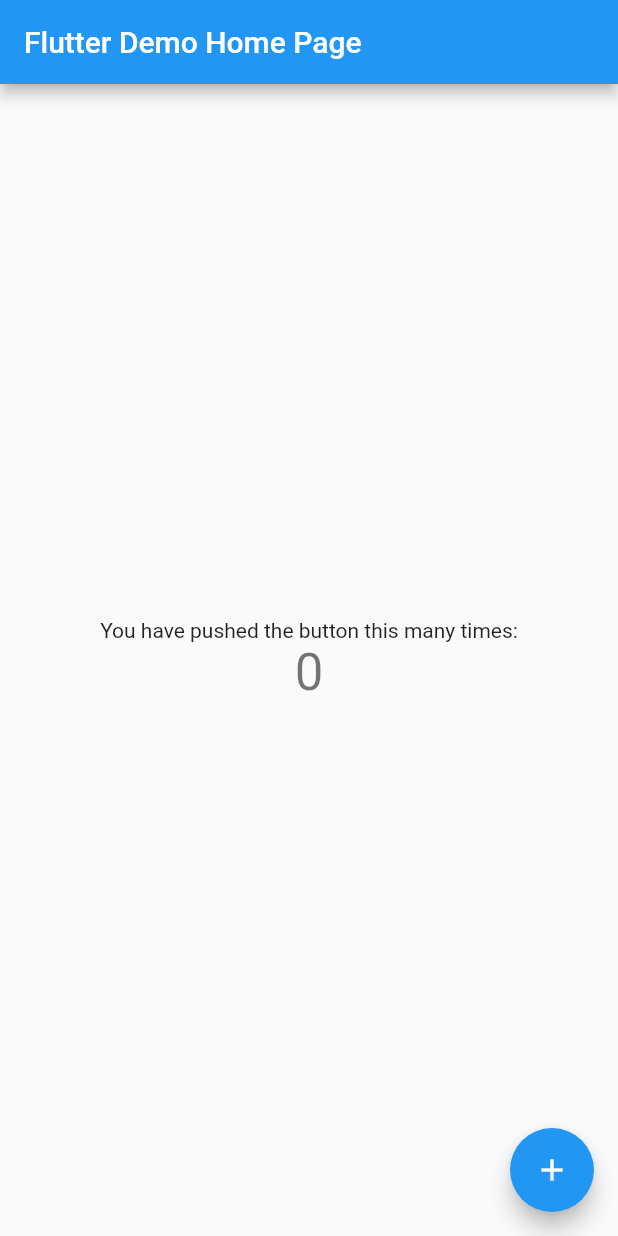
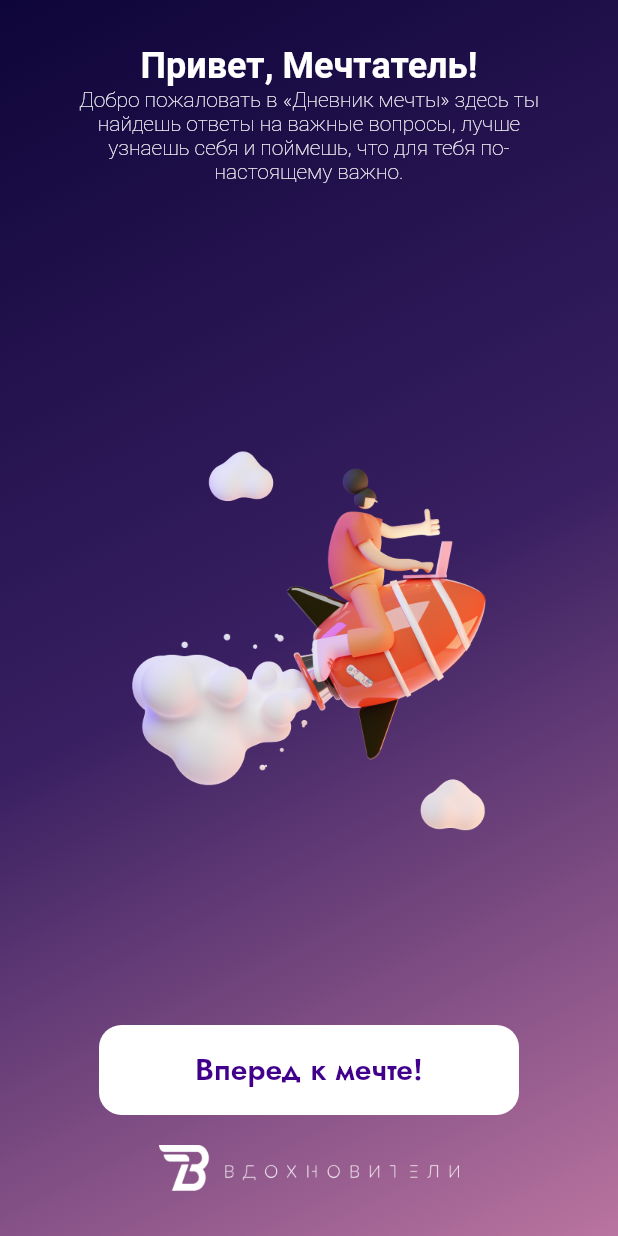
Before and after one commit to OwlCodR/smart_city_hack, a Flutter app: the screen it shows after launch, on a phone screen of 412 x 824 dp. Run offline on Flutter 3.47's test engine with Material 2 defaults, Android fonts, the phone set to English and light mode, and no system bars; our stand-ins replace get, google_fonts.

```diff
--- /dev/null
+++ b/lib/constants/constants.dart
@@ -0,0 +1,35 @@
+import 'dart:ui';
+
+class AppConstants {
+  static _AppGradients gradients = _AppGradients();
+  static _AppColors colors = _AppColors();
+  static _AppRoutes routes = _AppRoutes();
+  static _AppPaths paths = _AppPaths();
+  static _AppKeys keys = _AppKeys();
+}
+
+class _AppGradients {
+  final background = [
+    AppConstants.colors.darkBlue,
+    AppConstants.colors.blue,
+    AppConstants.colors.pink,
+  ];
+}
+
+class _AppColors {
+  final darkBlue = const Color(0xFF0E053A);
+  final blue = const Color(0xFF381F61);
+  final pink = const Color(0xFFBA74A0);
+  final purple = const Color(0xFF41008B);
+}
+
+class _AppRoutes {
+  final auth = '/auth';
+  final main = '/main';
+}
+
+class _AppKeys {
+  final isLogined = 'IS_LOGINED';
+}
+
+class _AppPaths {}
--- /dev/null
+++ b/lib/features/auth/auth_screen.dart
@@ -0,0 +1,109 @@
+import 'package:flutter/material.dart';
+import 'package:get/get.dart';
+import 'package:google_fonts/google_fonts.dart';
+import 'package:smart_city_hack/constants/constants.dart';
+import 'package:smart_city_hack/features/auth/register/register_screen.dart';
+
+class AuthScreen extends StatelessWidget {
+  const AuthScreen({Key? key}) : super(key: key);
+
+  Widget _titleWidget() {
+    return Container(
+      constraints: const BoxConstraints(minWidth: 100, maxWidth: 320),
+      child: Column(
+        children: [
+          Text.rich(
+            const TextSpan(
+              children: <TextSpan>[
+                TextSpan(
+                  text: 'Привет, Мечтатель!\n',
+                  style: TextStyle(
+                    color: Colors.white,
+                    fontSize: 24,
+                    fontWeight: FontWeight.w600,
+                  ),
+                ),
+                TextSpan(
+                  text: 'Добро пожаловать в «Дневник мечты» здесь ты найдешь '
+                      'ответы на важные вопросы, лучше узнаешь себя и поймешь, '
+                      'что для тебя по-настоящему важно.',
+                  style: TextStyle(
+                    color: Colors.white,
+                    fontSize: 14,
+                    fontWeight: FontWeight.w100,
+                  ),
+                ),
+              ],
+            ),
+            textAlign: TextAlign.center,
+            style: GoogleFonts.jost(decoration: TextDecoration.none),
+          ),
+        ],
+      ),
+    );
+  }
+
+  Widget _nextButton() {
+    return SizedBox(
+      width: 280,
+      height: 60,
+      child: TextButton(
+        onPressed: () {
+          Get.to(const RegisterScreen());
+        },
+        child: Text(
+          'Вперед к мечте!',
+          style: GoogleFonts.jost(
+            decoration: TextDecoration.none,
+            color: AppConstants.colors.purple,
+            fontSize: 20,
+            fontWeight: FontWeight.w600,
+          ),
+        ),
+        style: TextButton.styleFrom(
+          foregroundColor: Colors.teal,
+          backgroundColor: Colors.white,
+          shape: const RoundedRectangleBorder(
+            borderRadius: BorderRadius.all(Radius.circular(15)),
+          ),
+        ),
+      ),
+    );
+  }
+
+  @override
+  Widget build(BuildContext context) {
+    return Container(
+      decoration: BoxDecoration(
+        gradient: LinearGradient(
+          begin: Alignment.topLeft,
+          end: Alignment.bottomRight,
+          colors: AppConstants.gradients.background,
+        ),
+      ),
+      child: Stack(
+        alignment: AlignmentDirectional.center,
+        children: [
+          Image.asset(
+            'assets/images/rocket.png',
+            height: 360,
+          ),
+          Column(
+            children: [
+              const SizedBox(height: 30),
+              _titleWidget(),
+              const Spacer(),
+              _nextButton(),
+              const SizedBox(height: 20),
+              Image.asset(
+                'assets/images/subtitle_logo.png',
+                width: 200,
+              ),
+              const SizedBox(height: 30),
+            ],
+          ),
+        ],
+      ),
+    );
+  }
+}
--- /dev/null
+++ b/lib/features/auth/register/register_screen.dart
@@ -0,0 +1,17 @@
+import 'package:flutter/material.dart';
+
+class RegisterScreen extends StatelessWidget {
+  const RegisterScreen({Key? key}) : super(key: key);
+
+  @override
+  Widget build(BuildContext context) {
+    return Column(
+      children: [
+        Image.asset(
+          'assets/images/logo.png',
+          height: 100,
+        )
+      ],
+    );
+  }
+}
--- a/lib/main.dart
+++ b/lib/main.dart
@@ -1,4 +1,8 @@
 import 'package:flutter/material.dart';
+import 'package:get/get.dart';
+import 'package:smart_city_hack/features/auth/auth_screen.dart';
+
+import 'constants/constants.dart';
 
 void main() {
   runApp(const MyApp());
@@ -9,59 +13,22 @@ class MyApp extends StatelessWidget {
 
   @override
   Widget build(BuildContext context) {
-    return MaterialApp(
-      title: 'Flutter Demo',
+    return GetMaterialApp(
+      debugShowCheckedModeBanner: false,
       theme: ThemeData(
         primarySwatch: Colors.blue,
       ),
-      home: const MyHomePage(title: 'Flutter Demo Home Page'),
+      initialRoute: AppConstants.routes.auth,
+      getPages: [
+        GetPage(
+          name: AppConstants.routes.auth,
+          page: () => const AuthScreen(),
+        ),
+        // GetPage(
+        //   name: AppConstants.routes.main,
+        //   page: () => MainScreen(),
+        // ),
+      ],
     );
   }
 }
-
-class MyHomePage extends StatefulWidget {
-  const MyHomePage({Key? key, required this.title}) : super(key: key);
-
-  final String title;
-
-  @override
-  State<MyHomePage> createState() => _MyHomePageState();
-}
-
-class _MyHomePageState extends State<MyHomePage> {
-  int _counter = 0;
-
-  void _incrementCounter() {
-    setState(() {
-      _counter++;
-    });
-  }
-
-  @override
-  Widget build(BuildContext context) {
-    return Scaffold(
-      appBar: AppBar(
-        title: Text(widget.title),
-      ),
-      body: Center(
-        child: Column(
-          mainAxisAlignment: MainAxisAlignment.center,
-          children: <Widget>[
-            const Text(
-              'You have pushed the button this many times:',
-            ),
-            Text(
-              '$_counter',
-              style: Theme.of(context).textTheme.headline4,
-            ),
-          ],
-        ),
-      ),
-      floatingActionButton: FloatingActionButton(
-        onPressed: _incrementCounter,
-        tooltip: 'Increment',
-        child: const Icon(Icons.add),
-      ),
-    );
-  }
-}
```
Also changed, not shown: pubspec.yaml (+5 -4 lines), assets/images/logo.png (added), assets/images/rocket.png (added), assets/images/subtitle_logo.png (added), pubspec.lock, 2 other files.
